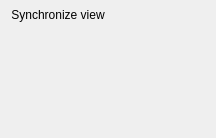
Above: src/ui/qgsmapcanvasdockwidgetbase.ui from qgis/QGIS before the change. Below: the same form after it.
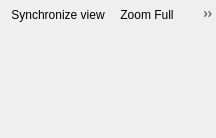
That is the form after the change. Icons and pictures are not drawn. Custom widgets are drawn as their Qt base class.

Commit message: Add toolbar buttons for navigating map views

```diff
--- a/src/ui/qgsmapcanvasdockwidgetbase.ui
+++ b/src/ui/qgsmapcanvasdockwidgetbase.ui
@@ -42,6 +42,9 @@
        <bool>false</bool>
       </property>
       <addaction name="mActionSyncView"/>
+      <addaction name="mActionZoomFullExtent"/>
+      <addaction name="mActionZoomToSelected"/>
+      <addaction name="mActionZoomToLayer"/>
      </widget>
     </item>
     <item>
@@ -102,6 +105,33 @@
     <string>Rename View</string>
    </property>
   </action>
+  <action name="mActionZoomToSelected">
+   <property name="icon">
+    <iconset resource="../../images/images.qrc">
+     <normaloff>:/images/themes/default/mActionZoomToSelected.svg</normaloff>:/images/themes/default/mActionZoomToSelected.svg</iconset>
+   </property>
+   <property name="text">
+    <string>Zoom to &amp;Selection</string>
+   </property>
+  </action>
+  <action name="mActionZoomToLayer">
+   <property name="icon">
+    <iconset resource="../../images/images.qrc">
+     <normaloff>:/images/themes/default/mActionZoomToLayer.svg</normaloff>:/images/themes/default/mActionZoomToLayer.svg</iconset>
+   </property>
+   <property name="text">
+    <string>Zoom to &amp;Layer</string>
+   </property>
+  </action>
+  <action name="mActionZoomFullExtent">
+   <property name="icon">
+    <iconset resource="../../images/images.qrc">
+     <normaloff>:/images/themes/default/mActionZoomFullExtent.svg</normaloff>:/images/themes/default/mActionZoomFullExtent.svg</iconset>
+   </property>
+   <property name="text">
+    <string>Zoom &amp;Full</string>
+   </property>
+  </action>
  </widget>
  <customwidgets>
   <customwidget>
```
The commit also changes 1 other file.
